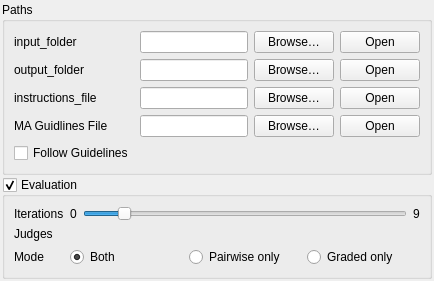
Before: the Qt Designer form GUI/paths_evaluations.ui in morganross/API_Cost_Multiplier, drawn with Qt 5.
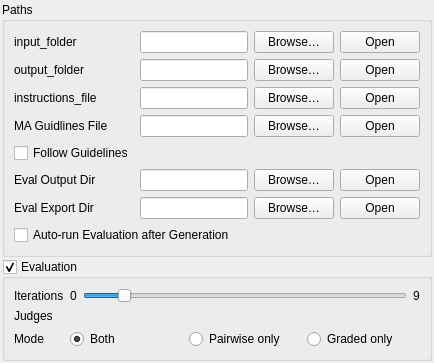
After: the same form once the commit is applied.

Commit message: feat: Update GUI, config, evaluation logic, and docs; improve log management

The edit to the form file:
```diff
--- a/GUI/paths_evaluations.ui
+++ b/GUI/paths_evaluations.ui
@@ -168,6 +168,82 @@
         </property>
        </widget>
       </item>
+
+      <!-- Evaluation Output Directory -->
+      <item row="5" column="0">
+       <widget class="QLabel" name="labelEvalOutputFolder">
+        <property name="text">
+         <string>Eval Output Dir</string>
+        </property>
+       </widget>
+      </item>
+      <item row="5" column="1">
+       <layout class="QHBoxLayout" name="hLayoutEvalOutputFolder">
+        <item>
+         <widget class="QLineEdit" name="lineEvalOutputFolder">
+          <property name="readOnly">
+           <bool>true</bool>
+          </property>
+         </widget>
+        </item>
+        <item>
+         <widget class="QPushButton" name="btnBrowseEvalOutputFolder">
+          <property name="text">
+           <string>Browse…</string>
+          </property>
+         </widget>
+        </item>
+        <item>
+         <widget class="QPushButton" name="btnOpenEvalOutputFolder">
+          <property name="text">
+           <string>Open</string>
+          </property>
+         </widget>
+        </item>
+       </layout>
+      </item>
+
+      <!-- Evaluation Export Directory -->
+      <item row="6" column="0">
+       <widget class="QLabel" name="labelEvalExportFolder">
+        <property name="text">
+         <string>Eval Export Dir</string>
+        </property>
+       </widget>
+      </item>
+      <item row="6" column="1">
+       <layout class="QHBoxLayout" name="hLayoutEvalExportFolder">
+        <item>
+         <widget class="QLineEdit" name="lineEvalExportFolder">
+          <property name="readOnly">
+           <bool>true</bool>
+          </property>
+         </widget>
+        </item>
+        <item>
+         <widget class="QPushButton" name="btnBrowseEvalExportFolder">
+          <property name="text">
+           <string>Browse…</string>
+          </property>
+         </widget>
+        </item>
+        <item>
+         <widget class="QPushButton" name="btnOpenEvalExportFolder">
+          <property name="text">
+           <string>Open</string>
+          </property>
+         </widget>
+        </item>
+       </layout>
+      </item>
+      <!-- Auto-run Evaluation Checkbox -->
+      <item row="7" column="0" colspan="2">
+       <widget class="QCheckBox" name="checkEvalAutoRun">
+        <property name="text">
+         <string>Auto-run Evaluation after Generation</string>
+        </property>
+       </widget>
+      </item>
      </layout>
     </widget>
    </item>
```
The commit also changes 12 other files.
